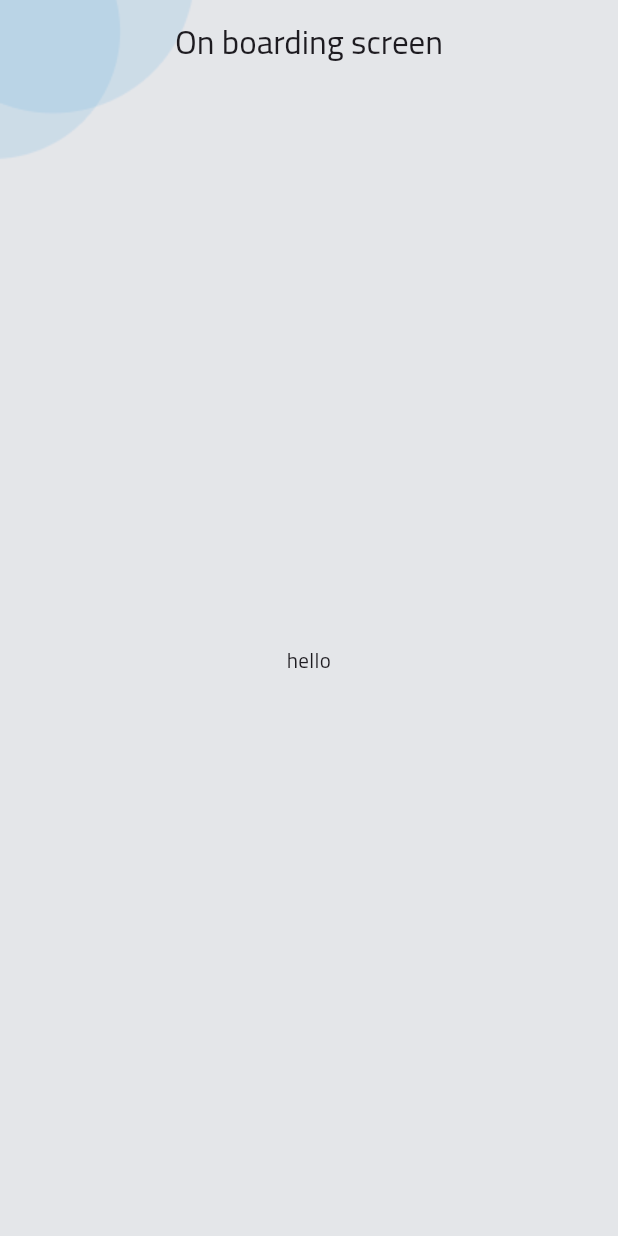
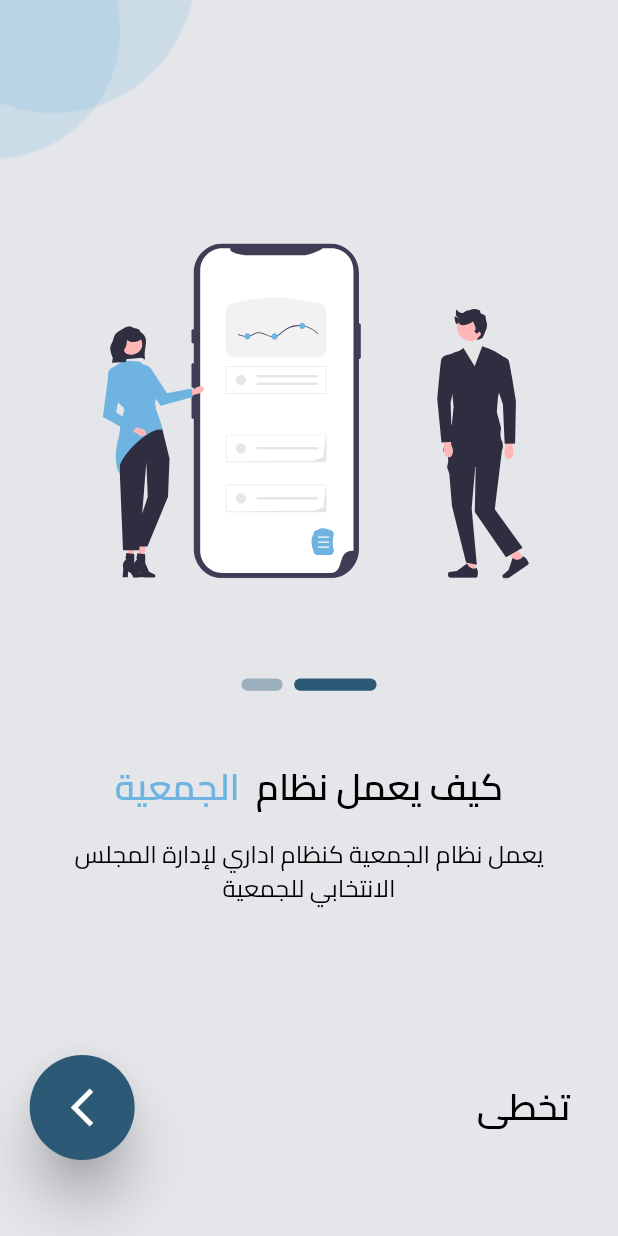
Before and after one commit to MuhannadMutawe/voter, a Flutter app: the screen it shows after launch, on a phone screen of 412 x 824 dp. Run offline on Flutter 3.47's test engine with Material 3 defaults, Android fonts, the phone set to English and light mode, and no system bars; our stand-ins replace flutter_screenutil, flutter_svg.

```diff
--- /dev/null
+++ b/lib/core/theming/font_weight_helper.dart
@@ -0,0 +1,12 @@
+import 'package:flutter/material.dart';
+
+class FontWeightHelper{
+  static const FontWeight thin = FontWeight.w100;
+  static const FontWeight extraLight = FontWeight.w200;
+  static const FontWeight light = FontWeight.w300;
+  static const FontWeight normal = FontWeight.w400;
+  static const FontWeight medium = FontWeight.w500;
+  static const FontWeight semiBold = FontWeight.w600;
+  static const FontWeight bold = FontWeight.w700;
+  static const FontWeight extraBold = FontWeight.w700;
+}
--- /dev/null
+++ b/lib/core/theming/text_styles.dart
@@ -0,0 +1,29 @@
+import 'package:flutter/material.dart';
+import 'package:flutter_screenutil/flutter_screenutil.dart';
+
+import 'font_weight_helper.dart';
+
+class TextStyles{
+
+  static TextStyle font24BlockSemiBold = TextStyle(
+      fontSize: 24.sp,
+      fontWeight: FontWeightHelper.semiBold,
+      color: Colors.black,
+      fontFamily: 'Cairo'
+  );
+
+  static TextStyle font16BlockNormal = TextStyle(
+      fontSize: 16.sp,
+      fontWeight: FontWeightHelper.normal,
+      color: Colors.black,
+      fontFamily: 'Cairo'
+  );
+
+  static TextStyle font22WhiteMedium = TextStyle(
+      fontSize: 20.sp,
+      fontWeight: FontWeightHelper.medium,
+      color: Colors.white,
+      fontFamily: 'Cairo'
+  );
+
+}
--- /dev/null
+++ b/lib/feature/on_boarding_screen/ui/on_boarding_pages/page_one.dart
@@ -0,0 +1,31 @@
+import 'package:flutter/material.dart';
+import 'package:flutter_screenutil/flutter_screenutil.dart';
+import 'package:flutter_svg/svg.dart';
+import 'package:voter/core/helper/spacing.dart';
+import 'package:voter/feature/on_boarding_screen/ui/on_boarding_widget/page_indicator.dart';
+import 'package:voter/feature/on_boarding_screen/ui/on_boarding_widget/page_title_and_subtitle.dart';
+
+class PageOne extends StatelessWidget {
+  const PageOne({super.key,});
+
+
+  @override
+  Widget build(BuildContext context) {
+    return Padding(
+      padding: EdgeInsets.only(top: 160.h, bottom: 55.h),
+      child: Column(
+        children: [
+          SvgPicture.asset('assets/svgs/ob_page_1.svg'),
+          verticalSpacing(65),
+          PageIndicator(page: 0,),
+          verticalSpacing(40),
+          PageTitleAndSubtitle(
+            title: 'كيف يعمل نظام ',
+            titleExtension: ' الجمعية',
+            subTitle: 'يعمل نظام الجمعية كنظام اداري لإدارة المجلس الانتخابي للجمعية',
+          ),
+        ],
+      ),
+    );
+  }
+}
--- a/lib/feature/on_boarding_screen/ui/on_boarding_screen.dart
+++ b/lib/feature/on_boarding_screen/ui/on_boarding_screen.dart
@@ -1,5 +1,17 @@
 import 'package:flutter/material.dart';
+import 'package:flutter_screenutil/flutter_screenutil.dart';
+import 'package:flutter_svg/flutter_svg.dart';
+import 'package:voter/core/helper/navigator_extension.dart';
+import 'package:voter/core/helper/spacing.dart';
+import 'package:voter/core/routing/app_router.dart';
+import 'package:voter/core/theming/app_colors.dart';
 import 'package:voter/core/widget/scaffold_background.dart';
+import 'package:voter/feature/on_boarding_screen/ui/on_boarding_pages/page_one.dart';
+import 'package:voter/feature/on_boarding_screen/ui/on_boarding_pages/page_three.dart';
+import 'package:voter/feature/on_boarding_screen/ui/on_boarding_pages/page_two.dart';
+
+import '../../../core/routing/routes.dart';
+import 'on_boarding_widget/page_skip_buttons.dart';
 
 class OnBoardingScreen extends StatefulWidget {
   const OnBoardingScreen({super.key});
@@ -9,14 +21,69 @@ class OnBoardingScreen extends StatefulWidget {
 }
 
 class _OnBoardingScreenState extends State<OnBoardingScreen> {
+  late PageController _pageController;
+  int _index = 0;
+
+  @override
+  void initState() {
+    // TODO: implement initState
+    super.initState();
+    _pageController = PageController();
+  }
+
   @override
   Widget build(BuildContext context) {
     return ScaffoldBackground(
       child: Scaffold(
-        appBar: AppBar(
-          title: Text('On boarding screen'),
+        body: Padding(
+          padding: EdgeInsets.only(bottom:50.h ),
+          child: Column(
+            children: [
+              Expanded(
+                child: PageView(
+                  controller: _pageController,
+                  scrollDirection: Axis.horizontal,
+                  onPageChanged: (value) {
+                    setState(() {
+                      _index = value;
+                    });
+                  },
+                  children: [
+                    PageOne(),
+                    PageTwo(),
+                    PageThree(),
+                  ],
+                ),
+              ),
+              Visibility(
+                visible: _index == 0 || _index == 1,
+                replacement: Container(),
+                child: PageSkipButtons(
+                  nextPageButtonOnPressed: () {
+                    setState(
+                      () {
+                        _pageController.nextPage(
+                            duration: Duration(milliseconds: 800),
+                            curve: Curves.bounceInOut);
+                      },
+                    );
+                  },
+                  skipButtonOnPressed: () {
+                    setState(
+                      () {
+                        _pageController.animateToPage(
+                          2,
+                          duration: Duration(milliseconds: 800),
+                          curve: Curves.bounceInOut,
+                        );
+                      },
+                    );
+                  },
+                ),
+              )
+            ],
+          ),
         ),
-        body: Center(child: Text('hello'),),
       ),
     );
   }
--- /dev/null
+++ b/lib/feature/on_boarding_screen/ui/on_boarding_widget/page_indicator.dart
@@ -0,0 +1,40 @@
+import 'package:flutter/material.dart';
+import 'package:flutter_screenutil/flutter_screenutil.dart';
+
+import '../../../../core/helper/spacing.dart';
+
+class PageIndicator extends StatelessWidget {
+  const PageIndicator({super.key, required this.page});
+
+  final int page;
+
+  @override
+  Widget build(BuildContext context) {
+    return Row(
+      mainAxisAlignment: MainAxisAlignment.center,
+      children: [
+        Container(
+          height: 8.h,
+          width: page == 0 ? 50.w : 25.w,
+          decoration: BoxDecoration(
+            borderRadius: BorderRadius.circular(5),
+            color: page == 0
+                ? Color(0xff2C5976)
+                : Color(0xff2C5976).withAlpha(100),
+          ),
+        ),
+        horizontalSpacing(7),
+        Container(
+          height: 8.h,
+          width: page == 1 ? 50.w : 25.w,
+          decoration: BoxDecoration(
+            borderRadius: BorderRadius.circular(5),
+            color: page == 1
+                ? Color(0xff2C5976)
+                : Color(0xff2C5976).withAlpha(100),
+          ),
+        ),
+      ],
+    );
+  }
+}
--- /dev/null
+++ b/lib/feature/on_boarding_screen/ui/on_boarding_widget/page_skip_buttons.dart
@@ -0,0 +1,41 @@
+import 'package:flutter/material.dart';
+import 'package:flutter_screenutil/flutter_screenutil.dart';
+import 'package:voter/core/theming/text_styles.dart';
+
+class PageSkipButtons extends StatelessWidget {
+  const PageSkipButtons({super.key, this.skipButtonOnPressed, this.nextPageButtonOnPressed});
+
+  final void Function()? skipButtonOnPressed;
+  final void Function()? nextPageButtonOnPressed;
+
+  @override
+  Widget build(BuildContext context) {
+    return Padding(
+      padding: EdgeInsets.symmetric(horizontal: 18.w),
+      child: Row(
+        children: [
+          TextButton(
+            onPressed: skipButtonOnPressed,
+            child: Text(
+              'تخطى',
+              style: TextStyles.font24BlockSemiBold,
+            ),
+          ),
+          Spacer(),
+          ElevatedButton(
+            onPressed: nextPageButtonOnPressed,
+            style: ElevatedButton.styleFrom(
+                padding: EdgeInsets.all(20),
+                backgroundColor: Color(0xff2C5976),
+                iconColor: Colors.white,
+                iconSize: 30,
+                elevation: 15
+              // elevation: 20,
+            ),
+            child: Center(child: Icon(Icons.arrow_forward_ios)),
+          )
+        ],
+      ),
+    );
+  }
+}
--- /dev/null
+++ b/lib/feature/on_boarding_screen/ui/on_boarding_widget/page_title_and_subtitle.dart
@@ -0,0 +1,51 @@
+import 'package:flutter/material.dart';
+import 'package:flutter_screenutil/flutter_screenutil.dart';
+import 'package:voter/core/theming/text_styles.dart';
+
+import '../../../../core/helper/spacing.dart';
+
+class PageTitleAndSubtitle extends StatelessWidget {
+  const PageTitleAndSubtitle(
+      {super.key,
+      required this.title,
+      required this.subTitle,
+      this.titleExtension});
+
+  final String title;
+  final String? titleExtension;
+  final String subTitle;
+
+  @override
+  Widget build(BuildContext context) {
+    return Column(
+      children: [
+        RichText(
+          textAlign: TextAlign.center,
+          text: TextSpan(
+            children: [
+              TextSpan(
+                text: title,
+                style: TextStyles.font24BlockSemiBold,
+              ),
+              TextSpan(
+                text: titleExtension,
+                style: TextStyles.font24BlockSemiBold.copyWith(
+                  color: Color(0xff6FB3E0),
+                ),
+              ),
+            ],
+          ),
+        ),
+        verticalSpacing(10),
+        Padding(
+          padding: EdgeInsets.symmetric(horizontal: 37.w),
+          child: Text(
+            subTitle,
+            textAlign: TextAlign.center,
+            style: TextStyles.font16BlockNormal,
+          ),
+        ),
+      ],
+    );
+  }
+}
```
Also changed, not shown: lib/core/widget/app_elivated_button.dart (added, +42 -0 lines), lib/feature/on_boarding_screen/ui/on_boarding_pages/page_three.dart (added, +30 -0 lines), lib/feature/on_boarding_screen/ui/on_boarding_pages/page_two.dart (added, +30 -0 lines), lib/feature/on_boarding_screen/ui/on_boarding_widget/page_three_start_button.dart (added, +48 -0 lines), lib/feature/on_boarding_screen/ui/options_screen.dart (added, +31 -0 lines), lib/feature/on_boarding_screen/ui/options_widget/options_elevated_button.dart (added, +33 -0 lines), lib/feature/on_boarding_screen/ui/options_widget/options_logo.dart (added, +14 -0 lines), lib/feature/on_boarding_screen/ui/options_widget/options_title_and_subtitle.dart (added, +26 -0 lines).
